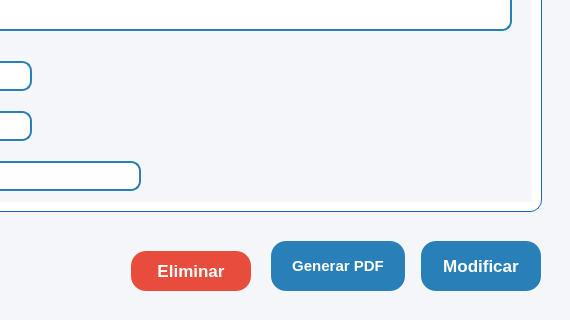
Above: resources/ui/ficha_emple.ui from Proyecto-Uptjaa/Proyecto_SIRA before the change; both pictures show x 430 to 1000 and y 280 to 600 of the 1000 by 600 pixel window. Below: the same form after it.
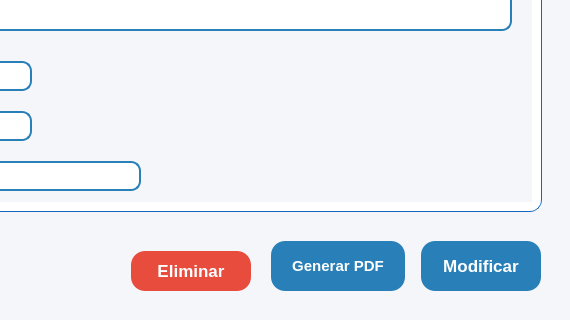
That is the form after the change. Icons and pictures are not drawn.

The edit to the form file:
```diff
--- a/resources/ui/ficha_emple.ui
+++ b/resources/ui/ficha_emple.ui
@@ -2006,7 +2006,7 @@
     color: #FFFFFF;
     border: none;
     padding: 8px 7px;
-    border-radius: 15px;
+    border-radius: 14px;
 }
 QToolButton:hover {
 	background-color: #0D47A1;
@@ -2090,13 +2090,11 @@
       </property>
       <property name="styleSheet">
        <string notr="true">QPushButton {
-  
-	
 	background-color: #e74c3c;
     color: #FFFFFF;
     border: none;
     padding: 8px 16px;
-    border-radius: 15px;
+    border-radius: 14px;
 }
 QPushButton:hover {
 	background-color: #C0392B
@@ -2156,7 +2154,7 @@
     color: #FFFFFF;
     border: none;
     padding: 8px 10px;
-    border-radius: 15px;
+    border-radius: 14px;
 }
 QPushButton:hover {
 	background-color: #0D47A1
```
